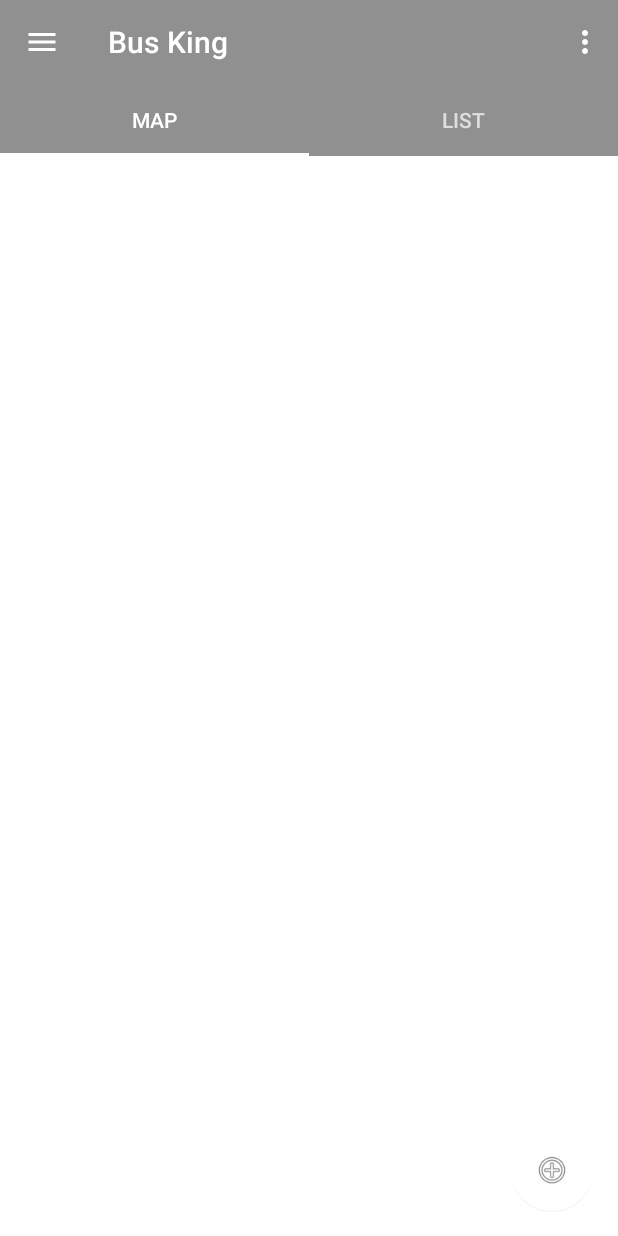
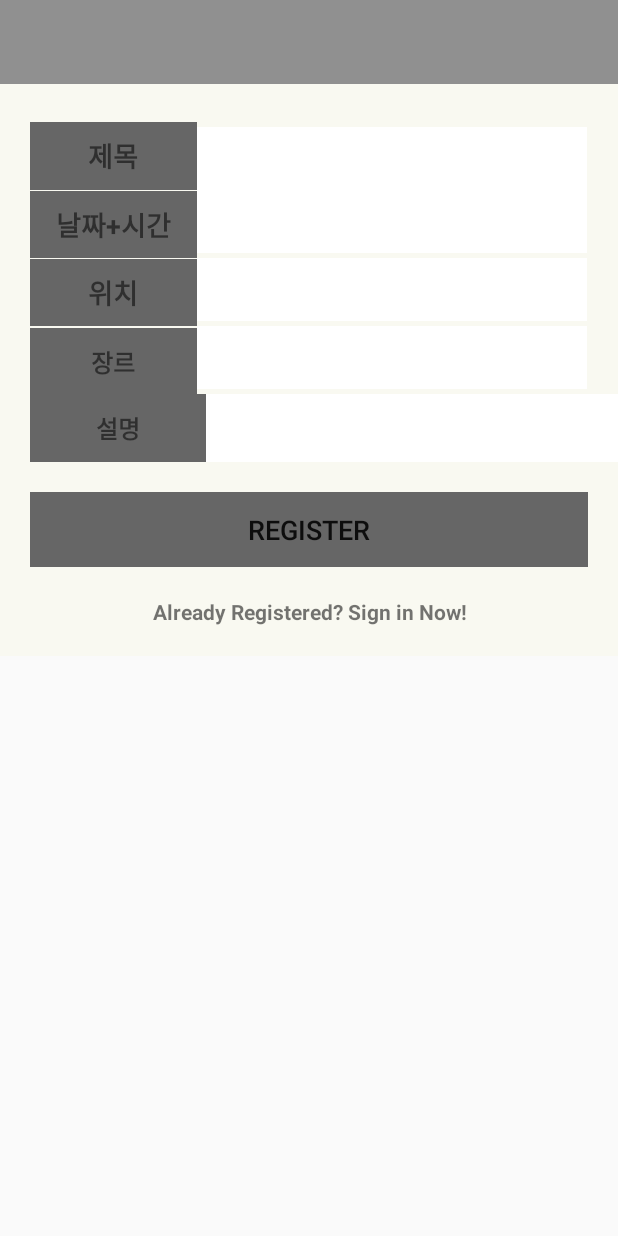
Before and after one commit to bus-king/Android, an Android app: the screen it shows after launch (MainActivity before the commit, RegisterShowActivity after it), after a tap on an icon or button, on a phone screen of 412 x 824 dp. Run offline under Robolectric (Android 15) with nearby library versions, the phone set to English and light mode, and no system bars; libraries missing offline, so code that uses them is left out: net.daum.mf; 7 statements that could not run were skipped.

Commit message:
code refactor

```diff
--- a/Android/app/src/main/AndroidManifest.xml
+++ b/Android/app/src/main/AndroidManifest.xml
@@ -28,6 +28,8 @@
             android:value="8881b07d477f241e2161015e303f121f" />
 
         <activity android:name=".Utils.DetailActivity"></activity>
+        <activity android:name=".RegisterShowActivity"></activity>
+
     </application>
 
 </manifest>
--- a/Android/app/src/main/java/com/example/paeng/busking/MainActivity.java
+++ b/Android/app/src/main/java/com/example/paeng/busking/MainActivity.java
@@ -24,9 +24,6 @@ public class MainActivity extends AppCompatActivity {
 
     private DrawerLayout mDrawerLayout;
 
-    private FloatingActionButton mFab;
-
-
 
     @Override
     protected void onCreate(Bundle savedInstanceState) {
@@ -41,7 +38,8 @@ public class MainActivity extends AppCompatActivity {
         fab.setOnClickListener(new View.OnClickListener() {
             @Override
             public void onClick(View view) {
-                Intent intent = new Intent(MainActivity.this, );
+                Intent intent = new Intent(MainActivity.this, RegisterShowActivity.class);
+                startActivity(intent);
             }
         });
 
--- /dev/null
+++ b/Android/app/src/main/java/com/example/paeng/busking/RegisterShowActivity.java
@@ -0,0 +1,26 @@
+package com.example.paeng.busking;
+
+import android.os.Bundle;
+import android.support.v7.app.AppCompatActivity;
+import android.widget.EditText;
+
+/**
+ * Created by paeng on 2018. 6. 29..
+ */
+
+public class RegisterShowActivity extends AppCompatActivity {
+
+    @Override
+    protected void onCreate(Bundle savedInstanceState) {
+        super.onCreate(savedInstanceState);
+        setContentView(R.layout.activity_register);
+
+        bindingview();
+    }
+
+    private void bindingview(){
+        EditText etTitle = (EditText)findViewById(R.id.et_title);
+
+
+    }
+}
--- /dev/null
+++ b/Android/app/src/main/res/layout/activity_register.xml
@@ -0,0 +1,261 @@
+<?xml version="1.0" encoding="utf-8"?>
+<RelativeLayout xmlns:android="http://schemas.android.com/apk/res/android"
+    android:layout_width="match_parent"
+    android:layout_height="match_parent"
+    xmlns:app="http://schemas.android.com/apk/res-auto">
+
+    <LinearLayout
+        android:layout_width="match_parent"
+        android:layout_height="match_parent"
+        android:orientation="vertical">
+
+        <android.support.v7.widget.Toolbar
+            android:id="@+id/toolbar"
+            android:layout_width="match_parent"
+            android:layout_height="?attr/actionBarSize"
+            android:background="?attr/colorPrimary"
+            app:popupTheme="@style/AppTheme.AppBarOverlay"
+            android:text="Register"/>
+
+        <ScrollView
+            android:layout_width="match_parent"
+            android:layout_height="match_parent"
+            >
+
+            <LinearLayout
+                android:layout_width="match_parent"
+                android:layout_height="match_parent"
+                android:orientation="vertical"
+                android:background="#F9F9F1">
+
+                <!-- empty -->
+                <LinearLayout
+                    android:layout_width="match_parent"
+                    android:layout_height="25dp"
+                    android:orientation="horizontal">
+
+                </LinearLayout>
+
+                <!-- Title -->
+                <LinearLayout
+                    android:layout_width="match_parent"
+                    android:layout_height="0dp"
+                    android:layout_weight="0.1"
+                    android:orientation="horizontal">
+
+                    <TextView
+                        android:focusable="false"
+                        android:layout_width="0dp"
+                        android:layout_height="45dp"
+                        android:layout_marginLeft="20dp"
+                        android:layout_weight="0.3"
+                        android:background="@color/colorPrimaryDark"
+                        android:ems="10"
+                        android:gravity="center"
+                        android:text="제목"
+                        android:textSize="18sp"
+                        android:textStyle="bold"/>
+
+                    <EditText
+                        android:id="@+id/et_title"
+                        android:layout_width="0dp"
+                        android:layout_height="42dp"
+                        android:layout_weight="0.7"
+                        android:background="@android:color/background_light"
+                        android:gravity="center_vertical|center"
+                        android:textSize="15dp"
+                        android:layout_marginRight="20dp"/>
+
+                </LinearLayout>
+
+                <!-- Day+time -->
+                <LinearLayout
+                    android:layout_width="match_parent"
+                    android:layout_height="0dp"
+                    android:layout_weight="0.1"
+                    android:orientation="horizontal">
+
+                    <TextView
+                        android:focusable="false"
+                        android:layout_width="0dp"
+                        android:layout_height="45dp"
+                        android:layout_marginLeft="20dp"
+                        android:layout_weight="0.3"
+                        android:background="@color/colorPrimaryDark"
+                        android:ems="10"
+                        android:gravity="center"
+                        android:text="날짜+시간"
+                        android:textSize="18sp"
+                        android:textStyle="bold" />
+
+                    <EditText
+                        android:id="@+id/et_time"
+                        android:layout_width="0dp"
+                        android:layout_height="42dp"
+                        android:layout_weight="0.7"
+                        android:layout_marginRight="20dp"
+
+                        android:background="@android:color/background_light"
+                        android:gravity="center_vertical|center"
+                        android:textSize="25sp" />
+
+                </LinearLayout>
+
+                <!-- location -->
+                <LinearLayout
+                    android:layout_width="match_parent"
+                    android:layout_height="0dp"
+                    android:layout_weight="0.1"
+                    android:orientation="horizontal">
+
+                    <TextView
+                        android:focusable="false"
+                        android:layout_width="0dp"
+                        android:layout_height="45dp"
+                        android:layout_marginLeft="20dp"
+                        android:layout_weight="0.3"
+                        android:background="@color/colorPrimaryDark"
+                        android:ems="10"
+                        android:gravity="center"
+                        android:inputType="textPersonName"
+                        android:text="위치"
+                        android:textSize="18sp"
+                        android:textStyle="bold" />
+
+                    <EditText
+                        android:id="@+id/et_loc"
+                        android:layout_width="0dp"
+                        android:layout_height="42dp"
+                        android:layout_weight="0.7"
+                        android:layout_marginRight="20dp"
+
+                        android:background="@android:color/background_light"
+                        android:gravity="center_vertical|center"
+                        android:textSize="25sp" />
+
+                </LinearLayout>
+
+                <!-- 장르 -->
+                <LinearLayout
+                    android:layout_width="match_parent"
+                    android:layout_height="0dp"
+                    android:layout_weight="0.1"
+                    android:orientation="horizontal">
+
+                    <TextView
+                        android:focusable="false"
+                        android:layout_width="0dp"
+                        android:layout_height="45dp"
+                        android:layout_marginLeft="20dp"
+                        android:layout_weight="0.3"
+                        android:background="@color/colorPrimaryDark"
+                        android:ems="10"
+                        android:gravity="center"
+                        android:inputType="textPersonName"
+                        android:text="장르"
+                        android:textSize="16sp"
+                        android:textStyle="bold" />
+
+                    <EditText
+                        android:id="@+id/et_genre"
+                        android:layout_width="0dp"
+                        android:layout_height="42dp"
+                        android:layout_weight="0.7"
+                        android:layout_marginRight="20dp"
+
+                        android:background="@android:color/background_light"
+                        android:gravity="center_vertical|center"
+                        android:textSize="25sp" />
+
+                </LinearLayout>
+
+                <!-- 설명 -->
+                <LinearLayout
+                    android:layout_width="match_parent"
+                    android:layout_height="0dp"
+                    android:layout_weight="0.1"
+                    android:orientation="horizontal">
+
+                    <TextView
+                        android:focusable="false"
+                        android:layout_width="0dp"
+                        android:layout_height="45dp"
+                        android:layout_marginLeft="20dp"
+                        android:layout_weight="0.3"
+                        android:background="@color/colorPrimaryDark"
+
+                        android:gravity="center"
+                        android:inputType="textPersonName"
+                        android:text="설명"
+                        android:textSize="16sp"
+                        android:textStyle="bold" />
+
+                    <EditText
+                        android:id="@+id/et_desc"
+                        android:layout_width="0dp"
+                        android:layout_height="match_parent"
+                        android:layout_weight="0.7"
+                        android:background="@android:color/background_light"
+                        android:gravity="center_vertical|center"
+                        android:textSize="25sp" />
+
+
+                </LinearLayout>
+
+                <!-- empty -->
+                <LinearLayout
+                    android:layout_width="match_parent"
+                    android:layout_height="20dp"
+                    android:orientation="horizontal">
+
+                </LinearLayout>
+
+                <Button
+                    android:id="@+id/btn_register"
+                    android:layout_width="match_parent"
+                    android:layout_height="50dp"
+                    android:layout_marginRight="20dp"
+                    android:layout_marginLeft="20dp"
+                    android:text="REGISTER"
+                    android:background="@color/colorPrimaryDark"
+                    android:textSize="18sp" />
+
+                <!-- empty -->
+                <LinearLayout
+                    android:layout_width="match_parent"
+                    android:layout_height="20dp"
+                    android:orientation="horizontal">
+
+                </LinearLayout>
+
+                <TextView
+                    android:id="@+id/tv_sign_in"
+                    android:layout_width="match_parent"
+                    android:layout_height="wrap_content"
+                    android:text="Already Registered? Sign in Now!"
+                    android:gravity="center"
+                    android:textStyle="bold"/>
+
+                <!-- empty -->
+                <LinearLayout
+                    android:layout_width="match_parent"
+                    android:layout_height="20dp"
+                    android:orientation="horizontal">
+
+                </LinearLayout>
+
+
+
+
+
+            </LinearLayout>
+
+        </ScrollView>
+
+
+
+    </LinearLayout>
+
+
+
+</RelativeLayout>
--- a/Android/app/src/main/res/layout/splash.xml
+++ b/Android/app/src/main/res/layout/splash.xml
@@ -1,21 +1,11 @@
 <?xml version="1.0" encoding="utf-8"?>
 <android.support.constraint.ConstraintLayout
     xmlns:android="http://schemas.android.com/apk/res/android"
-    xmlns:app="http://schemas.android.com/apk/res-auto"
     xmlns:tools="http://schemas.android.com/tools"
     android:layout_width="match_parent"
     android:layout_height="match_parent"
     tools:context="com.example.paeng.busking.MainActivity"
-    android:background="#000000">
+    android:background="@drawable/img_splash">
 
-    <TextView
-        android:layout_width="wrap_content"
-        android:layout_height="wrap_content"
-        android:text="Splash!"
-        android:textColor="#ffffff"
-        app:layout_constraintBottom_toBottomOf="parent"
-        app:layout_constraintLeft_toLeftOf="parent"
-        app:layout_constraintRight_toRightOf="parent"
-        app:layout_constraintTop_toTopOf="parent" />
 
 </android.support.constraint.ConstraintLayout>
```
Also changed, not shown: Android/app/src/main/res/drawable/img_splash.png (added).
